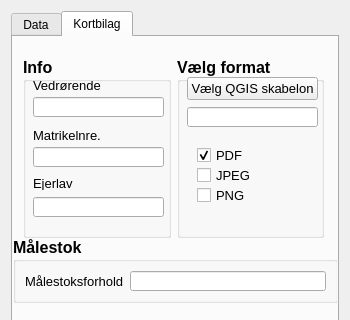
The window that tinglysning_gml_dialog_base.ui (danielarnason/TinglysningGml) describes before a commit, drawn with Qt 5; both pictures show x 0 to 350 and y 0 to 320 of the 350 by 548 pixel window.
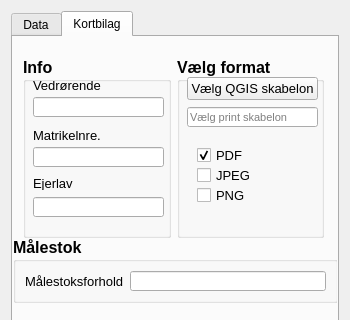
The same window after the commit. The open tabs and pages were chosen to show the change.

Commit message: Små ændringer i UI

Diff of the .ui file:
```diff
--- a/tinglysning_gml_dialog_base.ui
+++ b/tinglysning_gml_dialog_base.ui
@@ -426,7 +426,7 @@
         </item>
        </layout>
       </widget>
-      <widget class="QWidget" name="">
+      <widget class="QWidget" name="layoutWidget">
        <property name="geometry">
         <rect>
          <x>10</x>
@@ -581,6 +581,16 @@
              <height>20</height>
             </rect>
            </property>
+           <property name="font">
+            <font>
+             <pointsize>8</pointsize>
+             <weight>50</weight>
+             <bold>false</bold>
+            </font>
+           </property>
+           <property name="placeholderText">
+            <string>Vælg print skabelon</string>
+           </property>
           </widget>
           <widget class="QCheckBox" name="checkBox_3">
            <property name="geometry">
```
Left out of the diff: 31 changed lines with no effect on the pictures.
